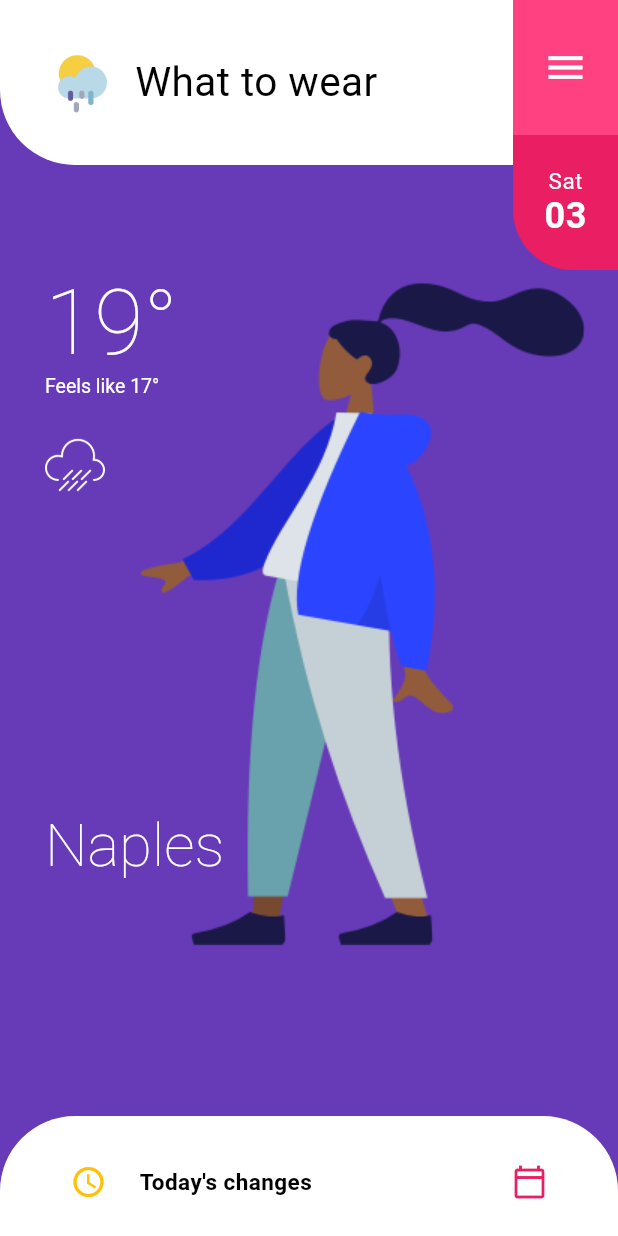
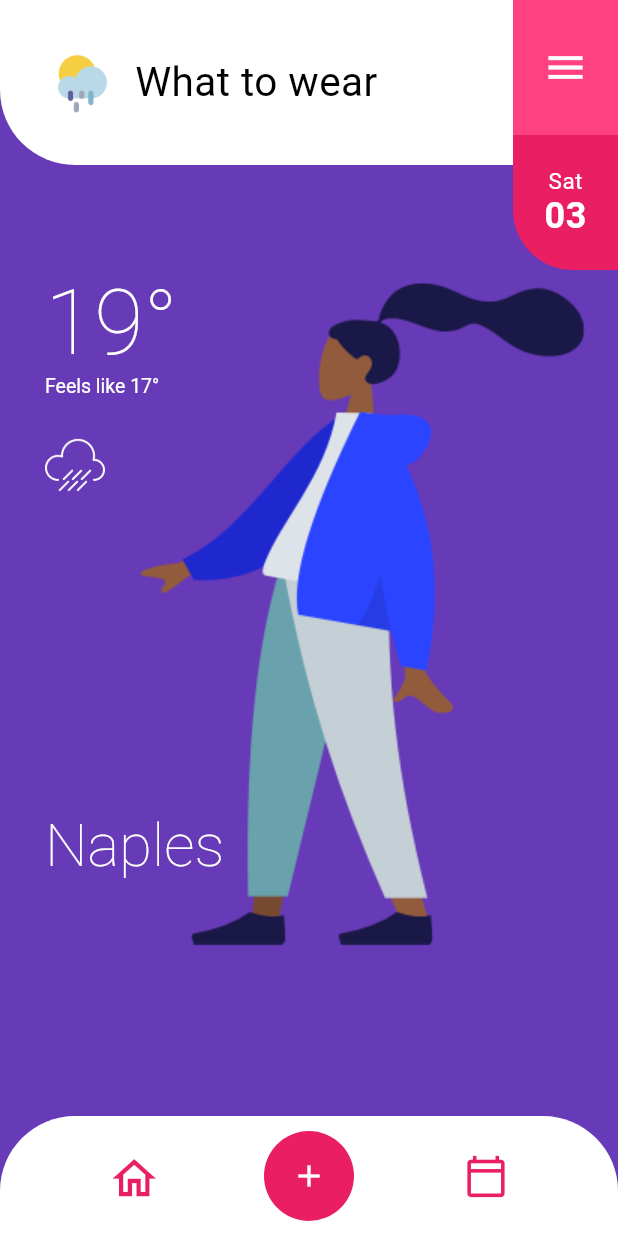
Before and after one commit to mahmoud-eslami/weatherly, a Flutter app: the screen it shows after launch, after a tap on the "calendar today" icon, on a phone screen of 412 x 824 dp. Run offline on Flutter 3.47's test engine with Material 2 defaults, Android fonts, the phone set to English and light mode, and no system bars; our stand-ins replace bloc, equatable, flutter_bloc.

Commit message:
bottom navigation finished

```diff
--- a/lib/cubit/home/home_cubit.dart
+++ b/lib/cubit/home/home_cubit.dart
@@ -9,6 +9,7 @@ class HomeCubit extends Cubit<HomeState> {
   HomeCubit() : super(HomeInitial());
 
   Future<void> bottomSheetListener({@required bool isOpenBar}) async {
+    print('clock');
     if (isOpenBar) {
       emit(
         BottomSheetOpened(
@@ -45,4 +46,9 @@ class HomeCubit extends Cubit<HomeState> {
       );
     }
   }
+
+  Future<void> bottomNavigationListener() async{
+    print('calender');
+    emit(BottomNavigationOpened());
+  }
 }
--- a/lib/cubit/home/home_state.dart
+++ b/lib/cubit/home/home_state.dart
@@ -22,3 +22,10 @@ class BottomSheetOpened extends HomeState {
   @override
   List<Object> get props => [homeDimsModel];
 }
+
+class BottomNavigationOpened extends HomeState {
+  @override
+  String toString() {
+    return 'BottomNavigationOpened{}';
+  }
+}
--- a/lib/home.dart
+++ b/lib/home.dart
@@ -1,3 +1,4 @@
+import 'dart:ffi';
 import 'dart:math';
 import 'dart:ui';
 import 'package:flutter/material.dart';
@@ -71,16 +72,140 @@ class _HomeState extends State<Home> {
                 dateTileRadius: _homeDimsModel.dateTileRadius,
                 dateTimeHeight: _homeDimsModel.dateTimeHeight,
               ),
-              BottomSheet(
-                homeCubit: _homeCubit,
-                height: _homeDimsModel.bottomSheetHeight,
-                calenderIcon: _homeDimsModel.showCalenderIconInBottomSheet,
-              ),
+              (state is BottomNavigationOpened)
+                  ? BottomNavigation(
+                      homeCubit: _homeCubit,
+                    )
+                  : BottomSheet(
+                      homeCubit: _homeCubit,
+                      height: _homeDimsModel.bottomSheetHeight,
+                      calenderIcon:
+                          _homeDimsModel.showCalenderIconInBottomSheet,
+                    ),
             ],
           );
         },
       ),
     );
+  }
+}
+
+class BottomNavigation extends StatefulWidget {
+  final HomeCubit homeCubit;
+
+  const BottomNavigation({Key key, @required this.homeCubit}) : super(key: key);
+
+  @override
+  _BottomNavigationState createState() => _BottomNavigationState();
+}
+
+class _BottomNavigationState extends State<BottomNavigation>
+    with TickerProviderStateMixin {
+  AnimationController _scaleAnimationController;
+  AnimationController _animationController;
+  Animation<double> _fadeAnimation;
+  Animation<double> _scaleTransition;
+
+  @override
+  void initState() {
+    _animationController = AnimationController(
+      vsync: this,
+      duration: Duration(milliseconds: 600),
+    )..forward();
+    _scaleAnimationController = AnimationController(
+      vsync: this,
+      duration: Duration(milliseconds: 300),
+    )..forward();
+
+    _fadeAnimation =
+        Tween<double>(begin: 0.0, end: 1.0).animate(_animationController);
+    _scaleTransition = Tween<double>(begin: 0.2, end: 1.0).animate(
+      CurvedAnimation(
+        parent: _scaleAnimationController,
+        curve: Interval(0, 1, curve: Curves.easeOut),
+      ),
+    );
+    super.initState();
+  }
+
+  @override
+  void dispose() {
+    _scaleAnimationController.dispose();
+    super.dispose();
+  }
+
+  @override
+  Widget build(BuildContext context) {
+    var size = MediaQuery.of(context).size;
+    return GestureDetector(
+      onHorizontalDragDown: (val) {
+        _scaleAnimationController..reverse();
+        widget.homeCubit.bottomSheetListener(isOpenBar: false);
+      },
+      child: Align(
+        alignment: Alignment.bottomCenter,
+        child: Container(
+          width: size.width,
+          height: 80,
+          decoration: BoxDecoration(
+            color: Colors.white,
+            borderRadius: BorderRadius.vertical(
+              top: Radius.circular(50),
+            ),
+          ),
+          child: Row(
+            mainAxisAlignment: MainAxisAlignment.spaceEvenly,
+            children: [
+              FadeTransition(
+                opacity: _fadeAnimation,
+                child: IconButton(
+                  icon: Icon(
+                    Icons.home_outlined,
+                    color: Colors.pink,
+                    size: 35,
+                  ),
+                  onPressed: () {},
+                ),
+              ),
+              ScaleTransition(
+                scale: _scaleTransition,
+                child: Container(
+                  width: 60,
+                  decoration: BoxDecoration(
+                    color: Colors.pink,
+                    shape: BoxShape.circle,
+                  ),
+                  child: Center(
+                    child: Icon(
+                      Icons.add,
+                      color: Colors.white,
+                    ),
+                  ),
+                ),
+              ),
+              FadeTransition(
+                opacity: _fadeAnimation,
+                child: IconButton(
+                  icon: Icon(
+                    Icons.calendar_today_outlined,
+                    color: Colors.pink,
+                    size: 30,
+                  ),
+                  onPressed: () {},
+                ),
+              ),
+            ],
+          ),
+        ),
+      ),
+    );
+  }
+
+  @override
+  void debugFillProperties(DiagnosticPropertiesBuilder properties) {
+    super.debugFillProperties(properties);
+    properties
+        .add(DiagnosticsProperty<HomeCubit>('homeCubit', widget.homeCubit));
   }
 }
 
@@ -335,7 +460,7 @@ class BottomSheet extends StatelessWidget {
           child: Align(
             alignment: Alignment.topCenter,
             child: Padding(
-              padding: const EdgeInsets.only(left: 35,right: 35, top: 20),
+              padding: const EdgeInsets.only(left: 35, right: 35, top: 20),
               child: SingleChildScrollView(
                 child: Column(
                   children: [
@@ -366,7 +491,6 @@ class BottomSheet extends StatelessWidget {
                                 letterSpacing: 0.3),
                           ),
                         ),
-                        // todo : add opacity animation to this part
                         Visibility(
                           visible: calenderIcon,
                           child: IconButton(
@@ -374,12 +498,16 @@ class BottomSheet extends StatelessWidget {
                               Icons.calendar_today_outlined,
                               color: Colors.pink,
                             ),
-                            onPressed: () {},
+                            onPressed: () {
+                              homeCubit.bottomNavigationListener();
+                            },
                           ),
                         ),
                       ],
                     ),
-                    SizedBox(height: 10,),
+                    SizedBox(
+                      height: 10,
+                    ),
                     BottomSheetContent(),
                   ],
                 ),
```
